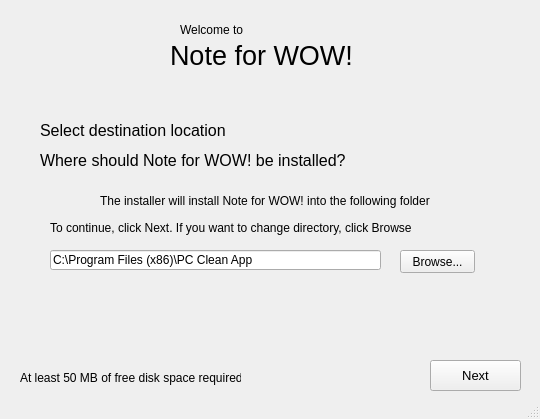
GreenSystemDuy08/TL-C4K-PTI01, file PTI/SPCK/GUI/Setup1.ui: the form before one commit.
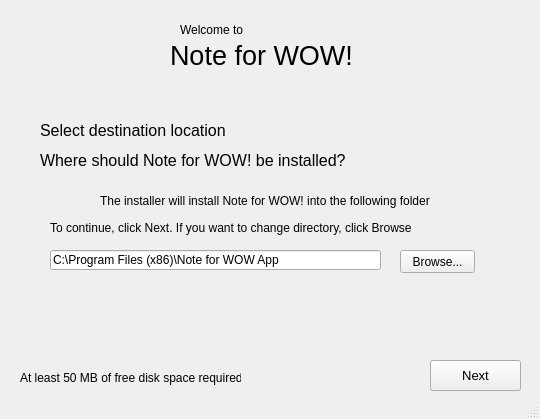
The form after the commit. Icons and pictures are not drawn.

Patch:
```diff
--- a/PTI/SPCK/GUI/Setup1.ui
+++ b/PTI/SPCK/GUI/Setup1.ui
@@ -178,7 +178,7 @@
      </rect>
     </property>
     <property name="text">
-     <string>C:\Program Files (x86)\PC Clean App</string>
+     <string>C:\Program Files (x86)\Note for WOW App</string>
     </property>
     <property name="placeholderText">
      <string>Please select destination location!</string>
```
